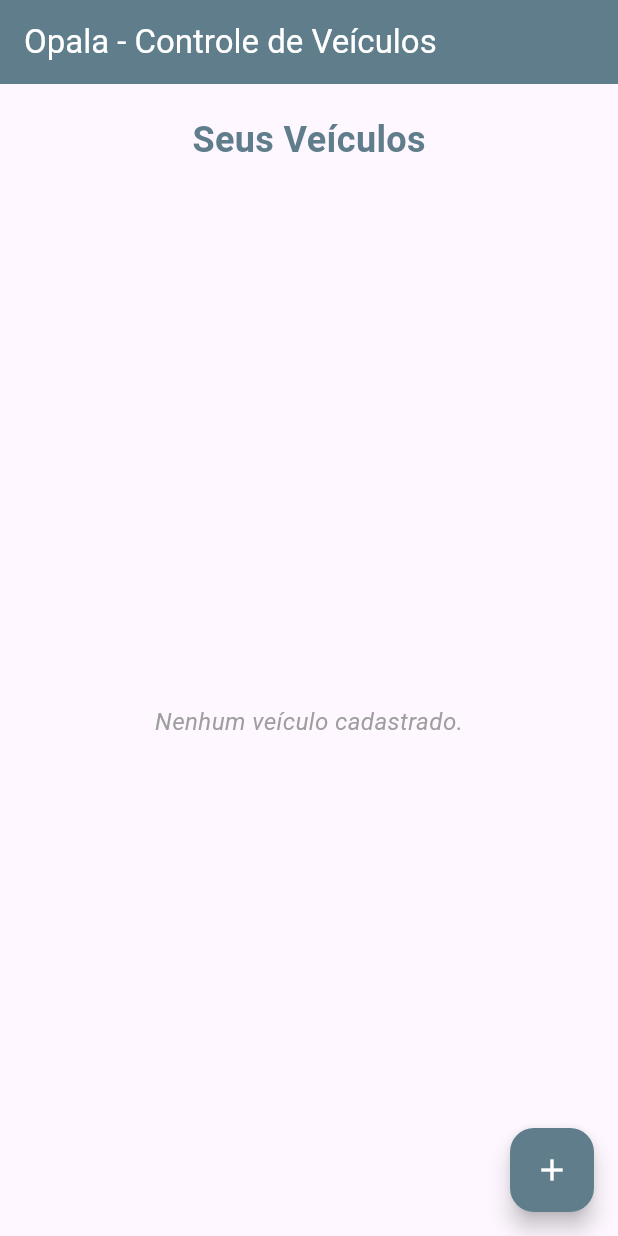
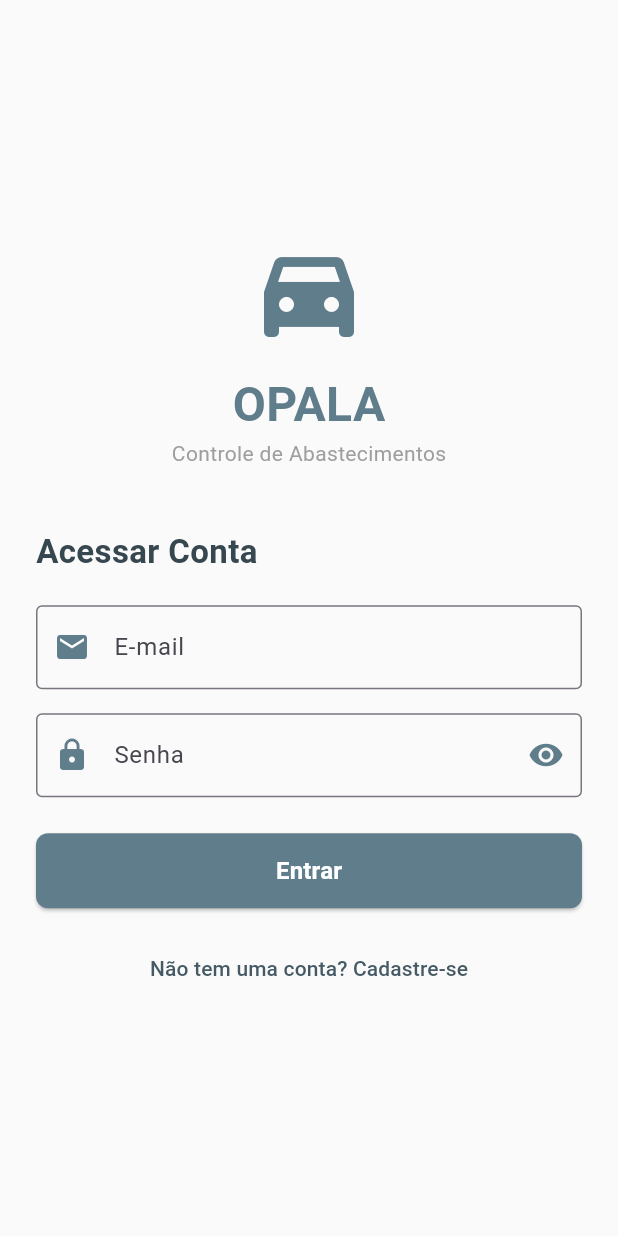
Before and after one commit to Matheus-Nardi/opala, a Flutter app: the screen it shows after launch, on a phone screen of 412 x 824 dp. Run offline on Flutter 3.47's test engine with Material 3 defaults, Android fonts, the phone set to English and light mode, and no system bars; our stand-ins replace flutter_dotenv, supabase_flutter; accounts and stored records are empty.

Commit message:
feat: implement user authentication flow using Supabase with login and registration screens

```diff
--- a/lib/main.dart
+++ b/lib/main.dart
@@ -1,7 +1,10 @@
+import 'dart:async';
 import 'package:flutter/material.dart';
 import 'package:flutter_dotenv/flutter_dotenv.dart';
 import 'package:opala/services/supabase_service.dart';
 import 'package:opala/screens/home_page.dart';
+import 'package:opala/screens/login_screen.dart';
+import 'package:supabase_flutter/supabase_flutter.dart';
 
 void main() async {
   WidgetsFlutterBinding.ensureInitialized();
@@ -10,7 +13,6 @@ void main() async {
   runApp(const MainApp());
 }
 
-
 class MainApp extends StatelessWidget {
   const MainApp({super.key});
 
@@ -18,7 +20,60 @@ class MainApp extends StatelessWidget {
   Widget build(BuildContext context) {
     return const MaterialApp(
       debugShowCheckedModeBanner: false,
-      home: HomePage(),
+      home: AuthWrapper(),
     );
   }
 }
+
+class AuthWrapper extends StatefulWidget {
+  const AuthWrapper({super.key});
+
+  @override
+  State<AuthWrapper> createState() => _AuthWrapperState();
+}
+
+class _AuthWrapperState extends State<AuthWrapper> {
+  Session? _session;
+  bool _inicializado = false;
+  StreamSubscription<AuthState>? _authSubscription;
+
+  @override
+  void initState() {
+    super.initState();
+    // Obtém a sessão atual síncrona/imediata para evitar piscadas de carregamento
+    _session = Supabase.instance.client.auth.currentSession;
+    _inicializado = true;
+
+    // Escuta mudanças no estado de autenticação (login, cadastro, logout, etc)
+    _authSubscription = Supabase.instance.client.auth.onAuthStateChange.listen((data) {
+      if (mounted) {
+        setState(() {
+          _session = data.session;
+        });
+      }
+    });
+  }
+
+  @override
+  void dispose() {
+    _authSubscription?.cancel();
+    super.dispose();
+  }
+
+  @override
+  Widget build(BuildContext context) {
+    if (!_inicializado) {
+      return const Scaffold(
+        body: Center(
+          child: CircularProgressIndicator(color: Colors.blueGrey),
+        ),
+      );
+    }
+
+    if (_session != null) {
+      return const HomePage();
+    } else {
+      return const LoginScreen();
+    }
+  }
+}
--- /dev/null
+++ b/lib/screens/login_screen.dart
@@ -0,0 +1,242 @@
+import 'package:flutter/material.dart';
+import 'package:opala/services/auth_service.dart';
+import 'package:opala/utils/snackbar_util.dart';
+import 'package:opala/widgets/texto_formatado_widget.dart';
+import 'package:supabase_flutter/supabase_flutter.dart';
+
+class LoginScreen extends StatefulWidget {
+  const LoginScreen({super.key});
+
+  @override
+  State<LoginScreen> createState() => _LoginScreenState();
+}
+
+class _LoginScreenState extends State<LoginScreen> {
+  final _emailController = TextEditingController();
+  final _senhaController = TextEditingController();
+  final _formKey = GlobalKey<FormState>();
+
+  bool _carregando = false;
+  bool _senhaOculta = true;
+  bool _modoLogin = true; // Se false, exibe modo de Cadastro
+
+  @override
+  void dispose() {
+    _emailController.dispose();
+    _senhaController.dispose();
+    super.dispose();
+  }
+
+  Future<void> _submeter() async {
+    if (!_formKey.currentState!.validate()) return;
+
+    setState(() {
+      _carregando = true;
+    });
+
+    final email = _emailController.text.trim();
+    final senha = _senhaController.text.trim();
+
+    try {
+      if (_modoLogin) {
+        await AuthService.entrarComEmail(email, senha);
+        if (mounted) {
+          SnackbarWidget.mostrar(context, 'Bem-vindo de volta!');
+        }
+      } else {
+        await AuthService.criarConta(email, senha);
+        if (mounted) {
+          SnackbarWidget.mostrar(
+            context,
+            'Conta criada com sucesso! Verifique seu e-mail caso necessário ou faça login.',
+          );
+          // Volta para o modo de login para o usuário entrar
+          setState(() {
+            _modoLogin = true;
+          });
+        }
+      }
+    } on AuthException catch (e) {
+      if (mounted) {
+        String mensagemErro = e.message;
+        if (e.message.contains('Invalid login credentials')) {
+          mensagemErro = 'E-mail ou senha incorretos.';
+        } else if (e.message.contains('User already exists')) {
+          mensagemErro = 'Este e-mail já está cadastrado.';
+        } else if (e.message.contains('Password should be')) {
+          mensagemErro = 'A senha precisa ter pelo menos 6 caracteres.';
+        }
+        SnackbarWidget.mostrar(context, mensagemErro, corFundo: Colors.redAccent);
+      }
+    } catch (e) {
+      if (mounted) {
+        SnackbarWidget.mostrar(
+          context,
+          'Ocorreu um erro inesperado. Tente novamente.',
+          corFundo: Colors.redAccent,
+        );
+      }
+    } finally {
+      if (mounted) {
+        setState(() {
+          _carregando = false;
+        });
+      }
+    }
+  }
+
+  @override
+  Widget build(BuildContext context) {
+    return Scaffold(
+      backgroundColor: Colors.grey.shade50,
+      body: Center(
+        child: SingleChildScrollView(
+          padding: const EdgeInsets.all(24.0),
+          child: Form(
+            key: _formKey,
+            child: Column(
+              mainAxisAlignment: MainAxisAlignment.center,
+              crossAxisAlignment: CrossAxisAlignment.stretch,
+              children: [
+                // Ícone e Título da Marca
+                const Icon(
+                  Icons.directions_car_filled,
+                  size: 80,
+                  color: Colors.blueGrey,
+                ),
+                const SizedBox(height: 12),
+                const Center(
+                  child: TextoFormatado(
+                    'OPALA',
+                    tamanho: 32,
+                    peso: FontWeight.bold,
+                    cor: Colors.blueGrey,
+                  ),
+                ),
+                const Center(
+                  child: TextoFormatado(
+                    'Controle de Abastecimentos',
+                    tamanho: 14,
+                    cor: Colors.grey,
+                  ),
+                ),
+                const SizedBox(height: 40),
+
+                // Título do Modo (Entrar / Cadastrar)
+                TextoFormatado(
+                  _modoLogin ? 'Acessar Conta' : 'Criar Nova Conta',
+                  tamanho: 22,
+                  peso: FontWeight.bold,
+                  cor: Colors.blueGrey.shade800,
+                ),
+                const SizedBox(height: 20),
+
+                // Campo de E-mail
+                TextFormField(
+                  controller: _emailController,
+                  keyboardType: TextInputType.emailAddress,
+                  decoration: const InputDecoration(
+                    labelText: 'E-mail',
+                    prefixIcon: Icon(Icons.email, color: Colors.blueGrey),
+                    border: OutlineInputBorder(),
+                  ),
+                  validator: (value) {
+                    if (value == null || value.trim().isEmpty) {
+                      return 'Informe seu e-mail.';
+                    }
+                    if (!RegExp(r'^[\w-\.]+@([\w-]+\.)+[\w-]{2,4}$').hasMatch(value.trim())) {
+                      return 'Informe um e-mail válido.';
+                    }
+                    return null;
+                  },
+                ),
+                const SizedBox(height: 16),
+
+                // Campo de Senha
+                TextFormField(
+                  controller: _senhaController,
+                  obscureText: _senhaOculta,
+                  decoration: InputDecoration(
+                    labelText: 'Senha',
+                    prefixIcon: const Icon(Icons.lock, color: Colors.blueGrey),
+                    border: const OutlineInputBorder(),
+                    suffixIcon: IconButton(
+                      icon: Icon(
+                        _senhaOculta ? Icons.visibility : Icons.visibility_off,
+                        color: Colors.blueGrey,
+                      ),
+                      onPressed: () {
+                        setState(() {
+                          _senhaOculta = !_senhaOculta;
+                        });
+                      },
+                    ),
+                  ),
+                  validator: (value) {
+                    if (value == null || value.trim().isEmpty) {
+                      return 'Informe sua senha.';
+                    }
+                    if (value.length < 6) {
+                      return 'A senha deve ter pelo menos 6 caracteres.';
+                    }
+                    return null;
+                  },
+                ),
+                const SizedBox(height: 24),
+
+                // Botão de Envio (Entrar / Cadastrar)
+                SizedBox(
+                  height: 50,
+                  child: ElevatedButton(
+                    onPressed: _carregando ? null : _submeter,
+                    style: ElevatedButton.styleFrom(
+                      backgroundColor: Colors.blueGrey,
+                      disabledBackgroundColor: Colors.blueGrey.shade200,
+                      shape: RoundedRectangleBorder(
+                        borderRadius: BorderRadius.circular(8),
+                      ),
+                    ),
+                    child: _carregando
+                        ? const SizedBox(
+                            width: 24,
+                            height: 24,
+                            child: CircularProgressIndicator(
+                              color: Colors.white,
+                              strokeWidth: 2.5,
+                            ),
+                          )
+                        : TextoFormatado(
+                            _modoLogin ? 'Entrar' : 'Cadastrar',
+                            cor: Colors.white,
+                            tamanho: 16,
+                            peso: FontWeight.bold,
+                          ),
+                  ),
+                ),
+                const SizedBox(height: 16),
+
+                // Alternador de modo
+                TextButton(
+                  onPressed: () {
+                    setState(() {
+                      _modoLogin = !_modoLogin;
+                      _formKey.currentState?.reset();
+                    });
+                  },
+                  child: TextoFormatado(
+                    _modoLogin
+                        ? 'Não tem uma conta? Cadastre-se'
+                        : 'Já tem uma conta? Faça Login',
+                    cor: Colors.blueGrey.shade700,
+                    tamanho: 14,
+                    peso: FontWeight.w500,
+                  ),
+                ),
+              ],
+            ),
+          ),
+        ),
+      ),
+    );
+  }
+}
--- /dev/null
+++ b/lib/services/auth_service.dart
@@ -0,0 +1,34 @@
+import 'package:supabase_flutter/supabase_flutter.dart';
+
+class AuthService {
+  AuthService._();
+
+  static final _supabase = Supabase.instance.client;
+
+  /// Obtém o usuário atual logado, ou null se não houver sessão ativa
+  static User? get usuarioAtual => _supabase.auth.currentUser;
+
+  /// Retorna true se houver um usuário logado
+  static bool get estaLogado => _supabase.auth.currentSession != null;
+
+  /// Faz login com email e senha
+  static Future<AuthResponse> entrarComEmail(String email, String password) async {
+    return await _supabase.auth.signInWithPassword(
+      email: email,
+      password: password,
+    );
+  }
+
+  /// Cria uma nova conta com email e senha
+  static Future<AuthResponse> criarConta(String email, String password) async {
+    return await _supabase.auth.signUp(
+      email: email,
+      password: password,
+    );
+  }
+
+  /// Encerra a sessão atual
+  static Future<void> sair() async {
+    await _supabase.auth.signOut();
+  }
+}
```
Also changed, not shown: lib/screens/home_page.dart (+30 -0 lines).
